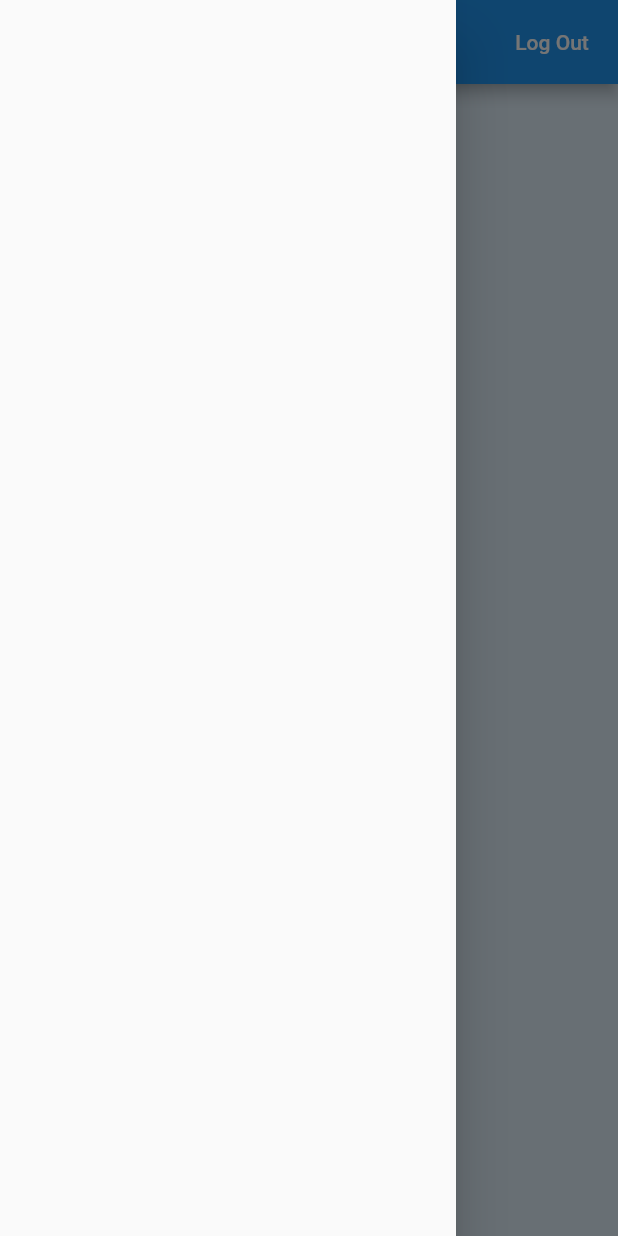
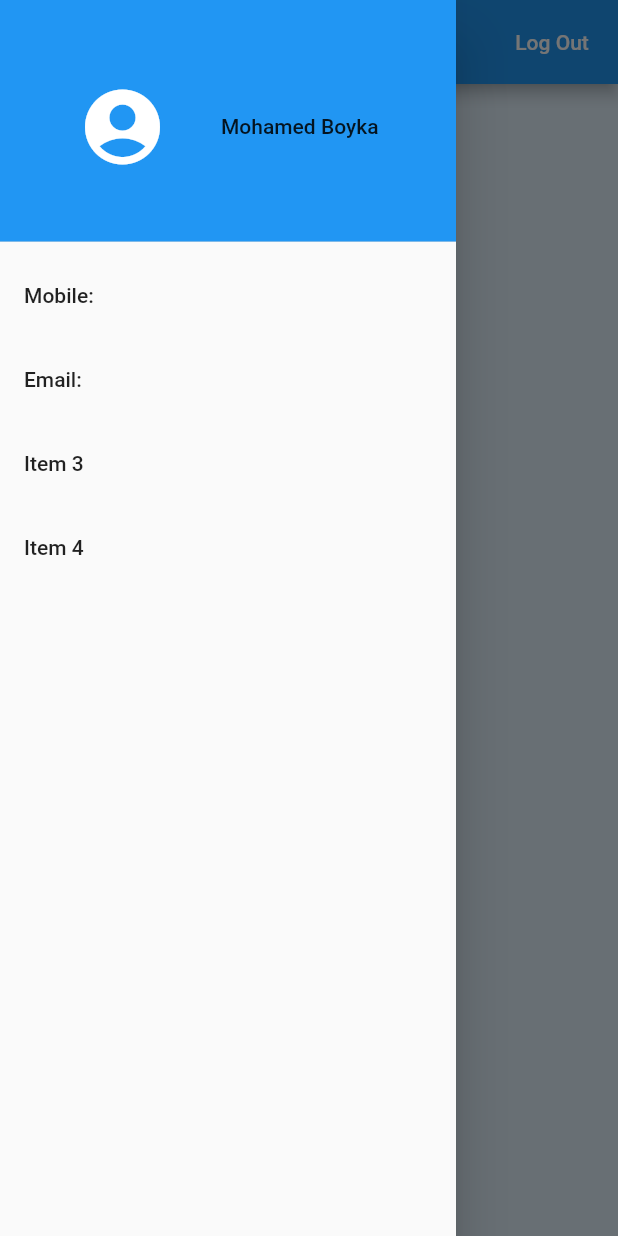
Before and after one commit to egypt-shops/xshop_mobile, a Flutter app: the HomeScreen screen opened directly, with the side drawer open, on a phone screen of 412 x 824 dp. Run offline on Flutter 3.47's test engine with Material 2 defaults, Android fonts, the phone set to English and light mode, and no system bars; our stand-ins replace shared_preferences; accounts and stored records are empty.

Commit message:
editing signin class and showing user info in home drawer (#37)

```diff
--- a/lib/main.dart
+++ b/lib/main.dart
@@ -1,15 +1,12 @@
 import 'package:flutter/material.dart';
 import 'screens/login/login.dart';
 import './screens/home/home.dart';
-import './services/loginAPI.dart';
 
 void main() {
   runApp(Xshop());
 }
 
 class Xshop extends StatelessWidget {
-
-
   // This widget is the root of your application.
   @override
   Widget build(BuildContext context) {
--- a/lib/screens/home/home.dart
+++ b/lib/screens/home/home.dart
@@ -3,6 +3,9 @@ import 'package:shared_preferences/shared_preferences.dart';
 import 'package:xshop_mobile/screens/login/login.dart';
 
 class Home extends StatelessWidget {
+  final String name;
+
+  const Home({Key key, this.name}) : super(key: key);
   @override
   Widget build(BuildContext context) {
     return  MaterialApp(
@@ -16,6 +19,9 @@ class HomeScreen extends StatefulWidget {
 
 class _HomeScreenState extends State<HomeScreen> {
   SharedPreferences sharedPreferences;
+  String name='Boyka';
+  String mobile='empty';
+  String email='empty';
 
   @override
   void initState() {
@@ -29,6 +35,14 @@ class _HomeScreenState extends State<HomeScreen> {
       Navigator.of(context).pushAndRemoveUntil(
           MaterialPageRoute(builder: (BuildContext context) => Login()),
           (Route<dynamic> route) => false);
+    }
+    else{
+      setState(() {
+        name=sharedPreferences.getString('name');
+      mobile=sharedPreferences.getString('mobile');
+      email=sharedPreferences.getString('email');
+      });
+
     }
   }
 
@@ -58,7 +72,54 @@ class _HomeScreenState extends State<HomeScreen> {
                 child: Center(child: Text("login successfully")),
                 color: Colors.blue[50],
               ),
-              drawer: Drawer(),
+              drawer: Drawer(
+                child: ListView(
+          // Important: Remove any padding from the ListView.
+          padding: EdgeInsets.zero,
+          children: <Widget>[
+            DrawerHeader(
+              child: Row(
+                  mainAxisAlignment: MainAxisAlignment.spaceEvenly,
+                  children: [
+                    Icon(Icons.account_circle, size: 60,color: Colors.white,),
+                    Text('Mohamed Boyka'),
+
+                  ]),
+              decoration: BoxDecoration(
+                color: Colors.blue,
+              ),
+            ),
+            ListTile(
+              title: Text('Mobile: '+this.mobile),
+              onTap: () {
+
+                Navigator.pop(context);
+              },
+            ),
+            ListTile(
+              title: Text('Email: '+this.email),
+              onTap: () {
+
+                Navigator.pop(context);
+              },
+            ),
+            ListTile(
+              title: Text('Item 3'),
+              onTap: () {
+
+                Navigator.pop(context);
+              },
+            ),
+            ListTile(
+              title: Text('Item 4'),
+              onTap: () {
+
+                Navigator.pop(context);
+              },
+            ),
+          ],
+        ),
+              ),
             );
   }
 }
```
Also changed, not shown: lib/screens/login/components/login_screen.dart (+25 -9 lines), lib/services/loginAPI.dart (deleted, +0 -107 lines), lib/services/signin_test.dart (+7 -3 lines), pubspec.yaml (+7 -0 lines), pubspec.lock, 2 other files.
